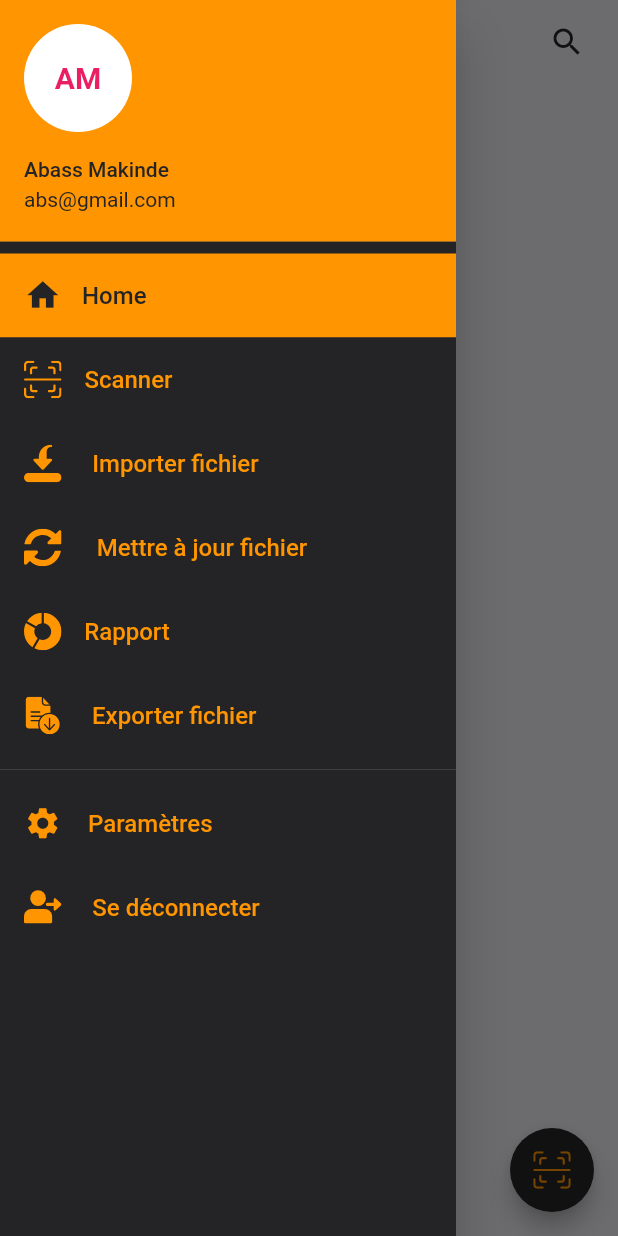
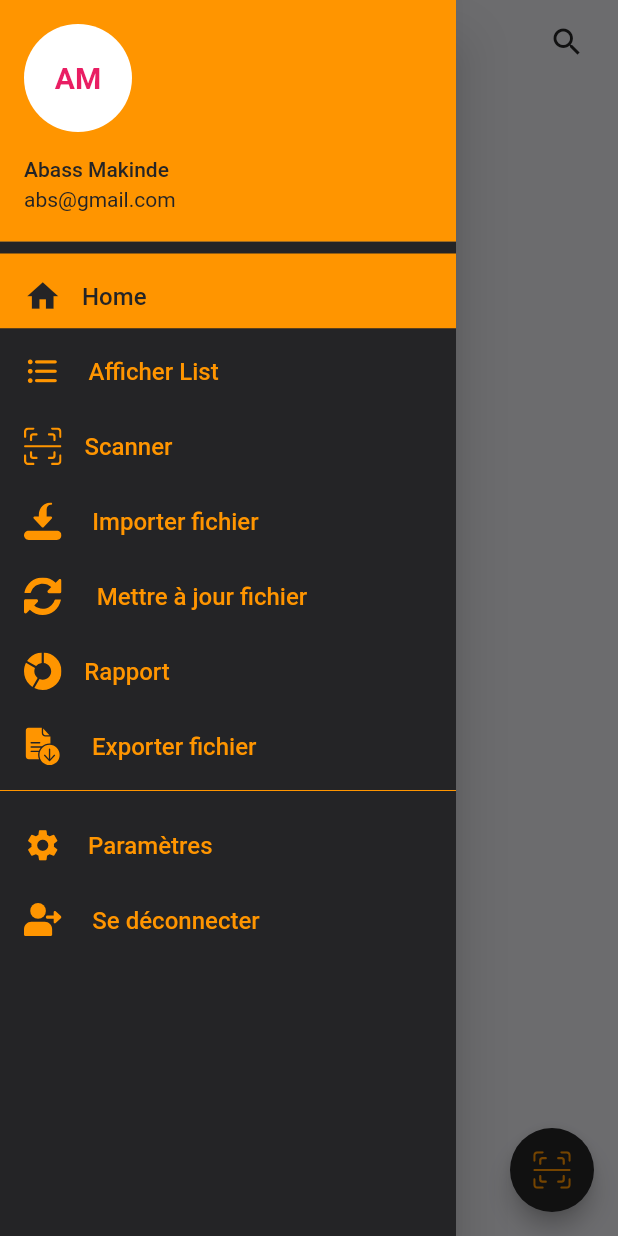
Before and after one commit to EngrTAHAR-Noureddine/scanApp, a Flutter app: the Home screen opened by its route, with the side drawer open, on a phone screen of 412 x 824 dp. Run offline on Flutter 3.47's test engine with Material 2 defaults, Android fonts, the phone set to English and light mode, and no system bars; our stand-ins replace flutter_svg.

Commit message:
"styling import newer file"

```diff
--- a/lib/views/home.dart
+++ b/lib/views/home.dart
@@ -4,6 +4,7 @@ import 'package:flutter_svg/flutter_svg.dart';
 import 'package:provider/provider.dart';
 import 'package:scanapp/models/variables_define/colors.dart';
 import 'package:scanapp/view_models/providers/home.dart';
+import 'package:scanapp/views/import_new_file.dart';
 
 class Home extends StatelessWidget {
 
@@ -11,6 +12,13 @@ class Home extends StatelessWidget {
 
   @override
   Widget build(BuildContext context) {
+
+    WidgetsFlutterBinding.ensureInitialized();
+    SystemChrome.setPreferredOrientations(
+        [DeviceOrientation.portraitUp, DeviceOrientation.portraitDown,DeviceOrientation.landscapeRight, DeviceOrientation.landscapeLeft]
+    );
+
+
     ColorsOf().mode(context);
     SystemChrome.setSystemUIOverlayStyle(SystemUiOverlayStyle(
       statusBarColor: Colors.transparent,
@@ -118,6 +126,7 @@ class Home extends StatelessWidget {
               child: Container(
                 color: ColorsOf().primaryBackGround(),
                 child: ListView(
+
                   children: <Widget>[
                     UserAccountsDrawerHeader(
                       decoration: BoxDecoration(color: ColorsOf().containerThings()),
@@ -141,6 +150,8 @@ class Home extends StatelessWidget {
 
                       child: Container(
                         color: value.colorBox(0),
+                        alignment: Alignment.center,
+                        height: 50,
                         child: ListTile(
 
                           onTap:()=>value.changeSelecter(0), //(){Navigator.popAndPushNamed(context, "/home");},
@@ -155,7 +166,20 @@ class Home extends StatelessWidget {
                     InkWell(
                       onTap: null,
                       child: Container(
+                        color: value.colorBox(8),
+                        height: 50,
+                        child: ListTile(
+                          onTap:()=>value.changeSelecter(8), //(){ /*Navigator.popAndPushNamed(context, "/profile"); */},
+                          leading: Icon(Icons.format_list_bulleted_rounded, size: 25,color: value.colorText(8),),
+                          title: Align(alignment: Alignment(-1.2, 0),child: Text("Afficher List", style: TextStyle(color:value.colorText(8),fontSize: 16 ),)),
+                        ),
+                      ),
+                    ),
+                    InkWell(
+                      onTap: null,
+                      child: Container(
                         color: value.colorBox(1),
+                        height: 50,
                         child: ListTile(
                           onTap:()=>value.changeSelecter(1), //(){ /*Navigator.popAndPushNamed(context, "/profile"); */},
                           leading: SvgPicture.asset("assets/images/qr_code.svg", semanticsLabel: 'scanner',height: 25,width: 25,color: value.colorText(1),),
@@ -167,6 +191,7 @@ class Home extends StatelessWidget {
                       onTap: null,
                       child: Container(
                         color: value.colorBox(2),
+                        height: 50,
                         child : ListTile(
                         onTap:()=>value.changeSelecter(2), //(){ /*Navigator.pushNamed(context, "/news"); */},
                         leading: SvgPicture.asset("assets/images/import.svg", semanticsLabel: 'scanner',height: 25,width: 25,color: value.colorText(2),),
@@ -177,6 +202,7 @@ class Home extends StatelessWidget {
                       onTap: null,
                       child: Container(
                         color: value.colorBox(3),
+                        height: 50,
                         child: ListTile(
                           onTap:()=>value.changeSelecter(3),// (){ /*Navigator.pushNamed(context, "/news"); */},
                           leading: SvgPicture.asset("assets/images/update.svg", semanticsLabel: 'scanner',height: 25,width: 25,color: value.colorText(3),),
@@ -188,6 +214,7 @@ class Home extends StatelessWidget {
                       onTap: null,
                       child: Container(
                          color: value.colorBox(4),
+                        height: 50,
                         child: ListTile(
                           onTap: ()=>value.changeSelecter(4),//(){ /* Navigator.pushNamed(context, "/news"); */},
                           leading: SvgPicture.asset("assets/images/repport.svg", semanticsLabel: 'scanner',height: 25,width: 25,color: value.colorText(4),),
@@ -199,6 +226,7 @@ class Home extends StatelessWidget {
                       onTap:null,
                       child: Container(
                         color: value.colorBox(5),
+                        height: 50,
                         child: ListTile(
                           onTap: ()=>value.changeSelecter(5),// (){ /*Navigator.pushNamed(context, "/news"); */ },
                           leading: SvgPicture.asset("assets/images/export.svg", semanticsLabel: 'scanner',height: 25,width: 25,color:value.colorText(5),),
@@ -206,11 +234,17 @@ class Home extends StatelessWidget {
                         ),
                       ),
                     ),
-                    Divider(),
+                    Divider(
+                      color: ColorsOf().containerThings(),
+
+
+                    ),
+
                     InkWell(
                       onTap: null,
                       child: Container(
                         color: value.colorBox(6),
+                        height: 50,
                         child: ListTile(
                           onTap: ()=>value.changeSelecter(6),
                           leading: Icon(Icons.settings, color: value.colorText(6),size: 25,),
@@ -222,6 +256,7 @@ class Home extends StatelessWidget {
                       onTap:null,
                       child: Container(
                         color: value.colorBox(7),
+                        height: 50,
                         child: ListTile(
                           onTap:  ()=>value.changeSelecter(7),
                           leading: SvgPicture.asset("assets/images/exit.svg", semanticsLabel: 'scanner',height: 25,width: 25,color: value.colorText(7),),
@@ -233,9 +268,7 @@ class Home extends StatelessWidget {
                 ),
               ),
             ),
-            body: Container(
-              color: ColorsOf().backGround(),
-            ),
+            body: ImportNewerFile(),
             floatingActionButton: FloatingActionButton(
                     backgroundColor: ColorsOf().primaryBackGround(),
                     child: SvgPicture.asset("assets/images/qr_code.svg", semanticsLabel: 'scanner',height: 25,width: 25,color: ColorsOf().containerThings(),),
--- a/lib/views/import_new_file.dart
+++ b/lib/views/import_new_file.dart
@@ -1,8 +1,55 @@
 import 'package:flutter/material.dart';
+import 'package:scanapp/models/variables_define/colors.dart';
 class ImportNewerFile extends StatelessWidget {
-
+bool isPortrait = false;
   @override
   Widget build(BuildContext context) {
-    return Container();
+    return  OrientationBuilder(
+      builder: (context, orientation)
+    {
+      isPortrait = (orientation == Orientation.portrait);
+      return Scaffold(
+        backgroundColor: ColorsOf().backGround(),
+        body: Container(
+          height: MediaQuery.of(context).size.height,
+          width: MediaQuery.of(context).size.width,
+          alignment: Alignment.center,
+          child: Container(
+            alignment: Alignment.center,
+            width: 200,
+            height: 200,
+            child: Column(
+              children: [
+                MaterialButton(
+                  splashColor: Colors.transparent,
+                  focusColor: Colors.transparent,
+                  hoverColor: Colors.transparent,
+                  highlightColor: Colors.transparent,
+                  highlightElevation: 0,
+                  elevation: 0,
+                  focusElevation: 0,
+                  hoverElevation: 0,
+                  child: CircleAvatar(
+                    backgroundColor: ColorsOf().importField(),
+                    radius: 50,
+                      child: Icon(Icons.add, size: 50, color: ColorsOf().backGround(),)
+                  ),
+
+
+                  onPressed: (){},
+
+
+                ),
+                SizedBox(height: 20,),
+                Text("Importer Fichier", style: TextStyle(fontSize: 16 , color: ColorsOf().importField(),),)
+              ],
+            ),
+
+          ),
+        ),
+      );
+
+    });
+
   }
 }
--- a/lib/views/log_in.dart
+++ b/lib/views/log_in.dart
@@ -17,6 +17,7 @@ class LogIn extends StatelessWidget {
     WidgetsFlutterBinding.ensureInitialized();
     SystemChrome.setPreferredOrientations(
         [DeviceOrientation.portraitUp, DeviceOrientation.portraitDown]);
+
     SystemChrome.setSystemUIOverlayStyle(SystemUiOverlayStyle(
       statusBarColor: Colors.transparent,
       statusBarIconBrightness:Theme.of(context).primaryColorBrightness,
```
